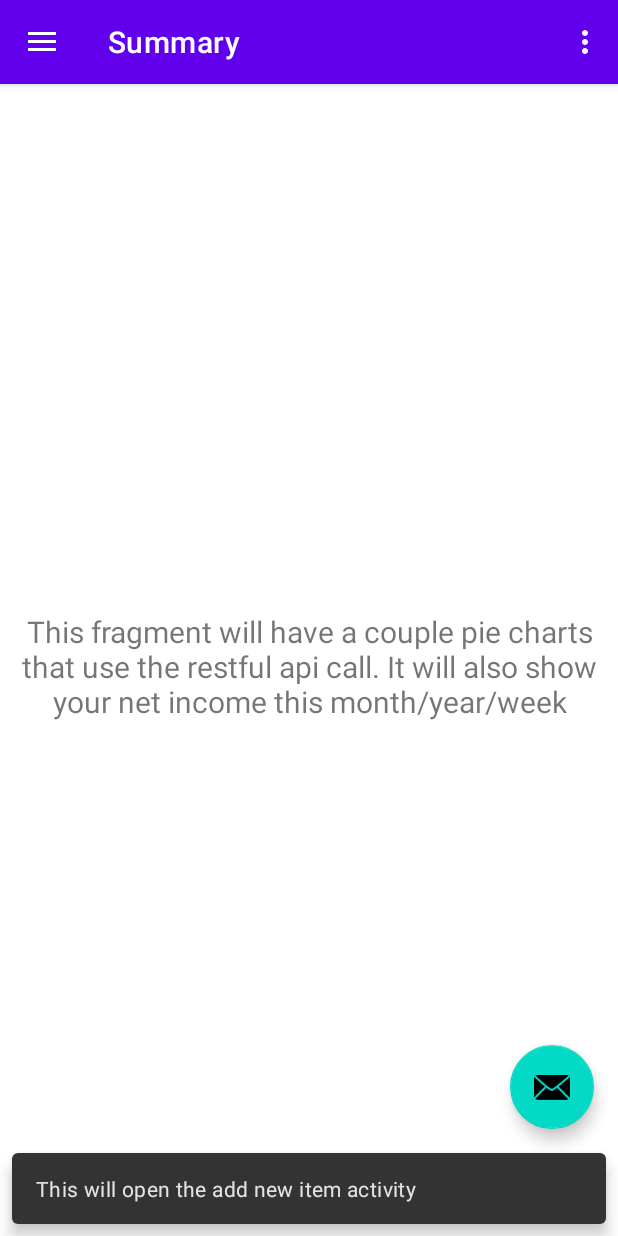
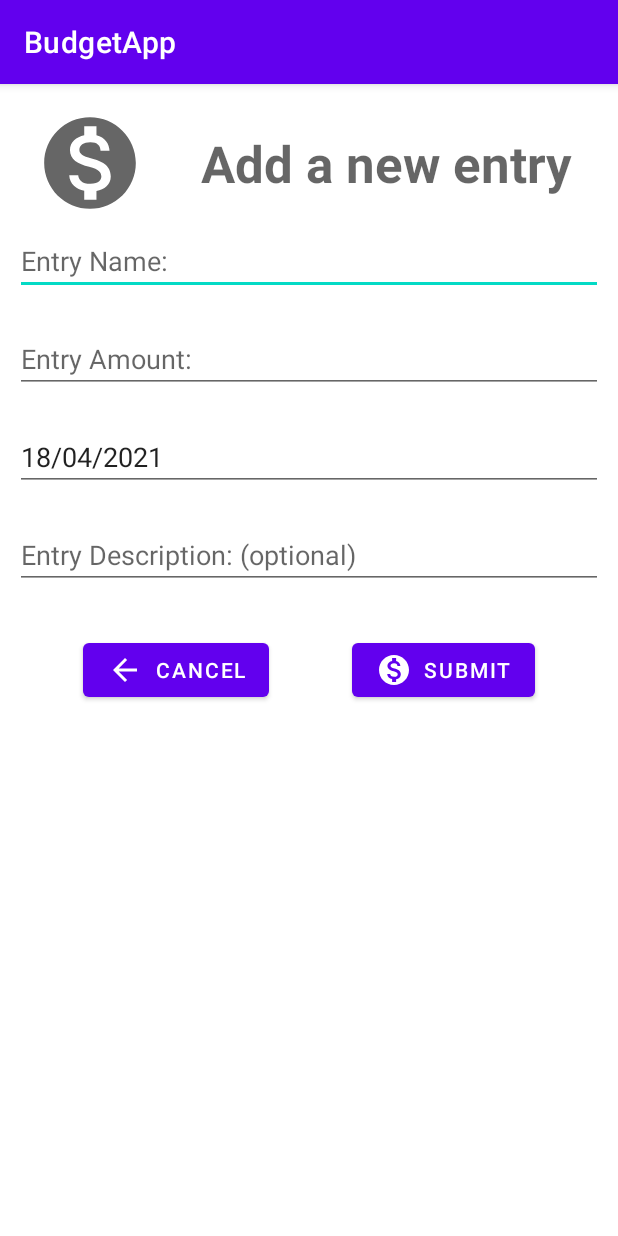
Before and after one commit to Bluestopsign98/MobileAppDev, an Android app: the screen it shows after launch (MainActivity before the commit, AddEntryActivity after it), after a tap on an icon or button, on a phone screen of 412 x 824 dp. Run offline under Robolectric (Android 15) with nearby library versions, the phone set to English and light mode, and no system bars; our stand-ins replace navigation-ui.

Commit message:
Added database, transaction entry, etc

```diff
--- a/app/build.gradle
+++ b/app/build.gradle
@@ -42,11 +42,14 @@ dependencies {
     implementation 'androidx.constraintlayout:constraintlayout:2.0.4'
     implementation 'androidx.navigation:navigation-fragment:2.3.4'
     implementation 'androidx.navigation:navigation-ui:2.3.4'
+
     implementation 'androidx.lifecycle:lifecycle-livedata-ktx:2.3.0'
     implementation 'androidx.lifecycle:lifecycle-viewmodel-ktx:2.3.0'
     implementation 'androidx.navigation:navigation-fragment-ktx:2.3.4'
     implementation 'androidx.navigation:navigation-ui-ktx:2.3.4'
+    implementation 'androidx.legacy:legacy-support-v4:1.0.0'
     testImplementation 'junit:junit:4.+'
+
     androidTestImplementation 'androidx.test.ext:junit:1.1.2'
     androidTestImplementation 'androidx.test.espresso:espresso-core:3.3.0'
 }
--- a/app/src/main/java/com/example/budgetapp/MainActivity.kt
+++ b/app/src/main/java/com/example/budgetapp/MainActivity.kt
@@ -1,4 +1,5 @@
 package com.example.budgetapp
+import android.content.Intent
 import android.os.Bundle
 import android.view.Menu
 import com.google.android.material.floatingactionbutton.FloatingActionButton
@@ -12,10 +13,15 @@ import androidx.navigation.ui.setupWithNavController
 import androidx.drawerlayout.widget.DrawerLayout
 import androidx.appcompat.app.AppCompatActivity
 import androidx.appcompat.widget.Toolbar
+import com.example.budgetapp.ui.AddEntryActivity
+import com.example.budgetapp.ui.EntryDetailsActivity
 
 class MainActivity : AppCompatActivity() {
 
     private lateinit var appBarConfiguration: AppBarConfiguration
+
+    //To access your database, instantiate your subclass of SQLiteOpenHelper
+    public val dbHelper = DatabaseHelper(this)
 
     override fun onCreate(savedInstanceState: Bundle?) {
         super.onCreate(savedInstanceState)
@@ -23,18 +29,27 @@ class MainActivity : AppCompatActivity() {
         val toolbar: Toolbar = findViewById(R.id.toolbar)
         setSupportActionBar(toolbar)
 
+
+        // --- Add new entry button ---
         val fab: FloatingActionButton = findViewById(R.id.fab)
         fab.setOnClickListener { view ->
-            Snackbar.make(view, "This will open the add new item activity", Snackbar.LENGTH_LONG)
-                    .setAction("Action", null).show()
+
+            // --- Open the add Entry Activity ---
+            val myIntent = Intent(this, AddEntryActivity::class.java)
+            startActivity(myIntent)
+
+            // ---- OLD CODE to pop up a message -----
+            //Snackbar.make(view, "This will open the add new item activity", Snackbar.LENGTH_LONG)
+            //     .setAction("Action", null).show()
         }
+
         val drawerLayout: DrawerLayout = findViewById(R.id.drawer_layout)
         val navView: NavigationView = findViewById(R.id.nav_view)
         val navController = findNavController(R.id.nav_host_fragment)
         // Passing each menu ID as a set of Ids because each
         // menu should be considered as top level destinations.
         appBarConfiguration = AppBarConfiguration(setOf(
-            R.id.nav_home, R.id.nav_gallery, R.id.nav_slideshow), drawerLayout)
+            R.id.nav_home, R.id.nav_gallery, R.id.nav_slideshow, R.id.entryDetailsActivity), drawerLayout)
         setupActionBarWithNavController(navController, appBarConfiguration)
         navView.setupWithNavController(navController)
     }
@@ -49,4 +64,11 @@ class MainActivity : AppCompatActivity() {
         val navController = findNavController(R.id.nav_host_fragment)
         return navController.navigateUp(appBarConfiguration) || super.onSupportNavigateUp()
     }
+
+    //--- I am declaring this here because it wont work in MyRecyclerADapter or ListFragment ---
+    fun goToDetails(){
+        // --- go to Entry Details ---
+        val myIntent = Intent(this, EntryDetailsActivity::class.java)
+        startActivity(myIntent)
+    }
 }
--- /dev/null
+++ b/app/src/main/java/com/example/budgetapp/ui/AddEntryActivity.kt
@@ -0,0 +1,57 @@
+package com.example.budgetapp.ui
+
+import android.content.Intent
+import android.os.Bundle
+import android.util.Log
+import android.view.View
+import androidx.appcompat.app.AppCompatActivity
+import com.example.budgetapp.DatabaseHelper
+import com.example.budgetapp.MainActivity
+import com.example.budgetapp.R
+import kotlinx.android.synthetic.main.activity_add_entry.*
+import java.text.SimpleDateFormat
+import java.util.*
+
+const val TAG = "AddEntryActivity"
+
+class AddEntryActivity : AppCompatActivity() {
+
+    //To access your database, instantiate your subclass of SQLiteOpenHelper
+    private val dbHelper = DatabaseHelper(this)
+
+
+    override fun onCreate(savedInstanceState: Bundle?) {
+        super.onCreate(savedInstanceState)
+        setContentView(R.layout.activity_add_entry)
+
+        // --- Get current date and initialize date input with it
+        //Source = https://www.tutorialspoint.com/get-current-time-and-date-on-android#:~:text=Get%20current%20time%20and%20date%20on%20Android%201,code%20to%20src%2FMainActivity.java%20...%20...%20More%20items...%20
+        val sdf = SimpleDateFormat("dd/MM/yyyy")
+        val currentDateandTime = sdf.format(Date())
+        date_input_id.setText(currentDateandTime)
+
+
+    }
+
+    fun submitEntry(view: View){
+
+        // --- Add new entry to database ---
+        try {
+            dbHelper.insertData(name_input_id.text.toString(), amount_input_id.text.toString(), date_input_id.text.toString(), desc_input_id.text.toString())
+            Log.d(TAG, "submitEntry: success?")
+        } catch (e: Exception) {
+            Log.e(TAG, "error: $e")
+        }
+
+
+        // --- Return to Overview ---
+        val myIntent = Intent(this, MainActivity::class.java)
+        startActivity(myIntent)
+    }
+
+    fun cancel(view: View){
+        // --- Return to Overview ---
+        val myIntent = Intent(this, MainActivity::class.java)
+        startActivity(myIntent)
+    }
+}
--- a/app/src/main/java/com/example/budgetapp/ui/Transaction.kt
+++ b/app/src/main/java/com/example/budgetapp/ui/Transaction.kt
@@ -1,3 +1,3 @@
 package com.example.budgetapp.ui
 
-data class Transaction(val name: String, val amount: Int, val dollarImage: Int)
+data class Transaction(val id: Int, val name: String, var amount: String, val description: String = "No desc", val date: String, val dollarImage: Int)
--- /dev/null
+++ b/app/src/main/res/layout/activity_add_entry.xml
@@ -0,0 +1,114 @@
+<?xml version="1.0" encoding="utf-8"?>
+<androidx.constraintlayout.widget.ConstraintLayout xmlns:android="http://schemas.android.com/apk/res/android"
+    xmlns:app="http://schemas.android.com/apk/res-auto"
+    xmlns:tools="http://schemas.android.com/tools"
+    android:layout_width="match_parent"
+    android:layout_height="match_parent"
+    tools:context=".ui.AddEntryActivity">
+
+    <TextView
+        android:id="@+id/textView2"
+        android:layout_width="wrap_content"
+        android:layout_height="wrap_content"
+        android:layout_marginTop="30dp"
+        android:text="Add a new entry"
+        android:textAllCaps="false"
+        android:textAppearance="@style/TextAppearance.AppCompat.Display1"
+        android:textStyle="bold"
+        app:layout_constraintEnd_toEndOf="parent"
+        app:layout_constraintStart_toEndOf="@+id/imageView2"
+        app:layout_constraintTop_toTopOf="parent" />
+
+    <EditText
+        android:id="@+id/name_input_id"
+        android:layout_width="0dp"
+        android:layout_height="wrap_content"
+        android:layout_marginStart="10dp"
+        android:layout_marginTop="20dp"
+        android:layout_marginEnd="10dp"
+        android:ems="10"
+        android:hint="Entry Name:"
+        android:inputType="textPersonName"
+        app:layout_constraintEnd_toEndOf="parent"
+        app:layout_constraintStart_toStartOf="parent"
+        app:layout_constraintTop_toBottomOf="@+id/textView2" />
+
+    <EditText
+        android:id="@+id/desc_input_id"
+        android:layout_width="0dp"
+        android:layout_height="wrap_content"
+        android:layout_marginStart="10dp"
+        android:layout_marginTop="20dp"
+        android:layout_marginEnd="10dp"
+        android:ems="10"
+        android:hint="Entry Description: (optional)"
+        android:inputType="textLongMessage|textMultiLine|textPersonName"
+        app:layout_constraintEnd_toEndOf="parent"
+        app:layout_constraintHorizontal_bias="0.0"
+        app:layout_constraintStart_toStartOf="parent"
+        app:layout_constraintTop_toBottomOf="@+id/date_input_id" />
+
+    <EditText
+        android:id="@+id/amount_input_id"
+        android:layout_width="0dp"
+        android:layout_height="wrap_content"
+        android:layout_marginStart="10dp"
+        android:layout_marginTop="20dp"
+        android:layout_marginEnd="10dp"
+        android:ems="10"
+        android:hint="Entry Amount:"
+        android:inputType="numberSigned|textPersonName"
+        app:layout_constraintEnd_toEndOf="parent"
+        app:layout_constraintStart_toStartOf="parent"
+        app:layout_constraintTop_toBottomOf="@+id/name_input_id" />
+
+    <EditText
+        android:id="@+id/date_input_id"
+        android:layout_width="0dp"
+        android:layout_height="wrap_content"
+        android:layout_marginStart="10dp"
+        android:layout_marginTop="20dp"
+        android:layout_marginEnd="10dp"
+        android:ems="10"
+        android:hint="Date:"
+        android:inputType="date"
+        app:layout_constraintEnd_toEndOf="parent"
+        app:layout_constraintStart_toStartOf="parent"
+        app:layout_constraintTop_toBottomOf="@+id/amount_input_id" />
+
+    <ImageView
+        android:id="@+id/imageView2"
+        android:layout_width="88dp"
+        android:layout_height="73dp"
+        android:layout_marginStart="16dp"
+        android:layout_marginTop="16dp"
+        app:layout_constraintStart_toStartOf="parent"
+        app:layout_constraintTop_toTopOf="parent"
+        app:srcCompat="@drawable/dollar_sign_symbol" />
+
+    <Button
+        android:id="@+id/submit_entry_button_id"
+        android:layout_width="wrap_content"
+        android:layout_height="wrap_content"
+        android:onClick="submitEntry"
+        android:text="Submit"
+        app:icon="@drawable/dollar_sign_symbol"
+        app:layout_constraintEnd_toEndOf="parent"
+        app:layout_constraintHorizontal_bias="0.5"
+        app:layout_constraintStart_toEndOf="@+id/cancel_entry_button_id"
+        app:layout_constraintTop_toTopOf="@+id/cancel_entry_button_id" />
+
+    <Button
+        android:id="@+id/cancel_entry_button_id"
+        android:layout_width="wrap_content"
+        android:layout_height="wrap_content"
+        android:layout_marginTop="30dp"
+        android:onClick="cancel"
+        android:text="Cancel"
+        app:icon="@drawable/abc_vector_test"
+        app:layout_constraintEnd_toStartOf="@+id/submit_entry_button_id"
+        app:layout_constraintHorizontal_bias="0.5"
+        app:layout_constraintStart_toStartOf="parent"
+        app:layout_constraintTop_toBottomOf="@+id/desc_input_id" />
+
+</androidx.constraintlayout.widget.ConstraintLayout>
--- a/app/src/main/res/values/strings.xml
+++ b/app/src/main/res/values/strings.xml
@@ -10,4 +10,6 @@
     <string name="menu_home">Summary</string>
     <string name="menu_gallery">List View</string>
     <string name="menu_slideshow">Notes</string>
+    <!-- TODO: Remove or change this placeholder text -->
+    <string name="hello_blank_fragment">Hello blank fragment</string>
 </resources>
```
Also changed, not shown: app/src/main/AndroidManifest.xml (+5 -3 lines), app/src/main/java/com/example/budgetapp/DatabaseHelper.kt (added, +130 -0 lines), app/src/main/java/com/example/budgetapp/MyRecyclerAdapter.kt (+45 -19 lines), app/src/main/java/com/example/budgetapp/ui/DetailsFragment.kt (added, +60 -0 lines), app/src/main/java/com/example/budgetapp/ui/EntryDetailsActivity.kt (added, +19 -0 lines), app/src/main/java/com/example/budgetapp/ui/list/ListFragment.kt (+28 -21 lines), app/src/main/res/layout/activity_entry_details.xml (added, +112 -0 lines), app/src/main/res/layout/fragment_details.xml (added, +14 -0 lines), app/src/main/res/layout/recycler_view_row_layout.xml (+14 -5 lines), app/src/main/res/navigation/mobile_navigation.xml (+18 -1 lines).
